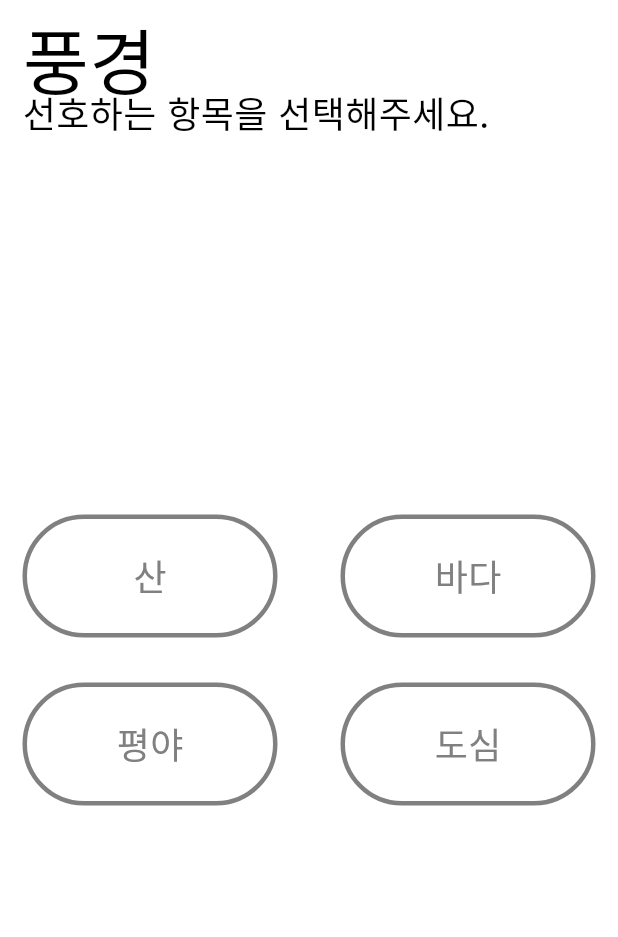
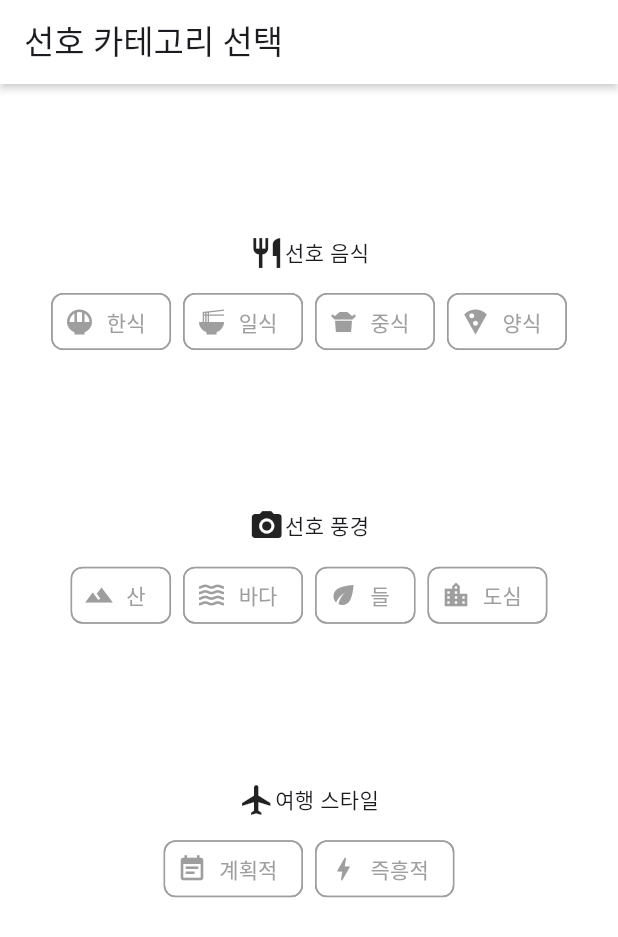
Before and after one commit to GoTripOut/flutter_project, a Flutter app: the FavoriteSelectionPage1 screen opened directly, on a phone screen of 412 x 824 dp. Shown: the top 937 px of the screen. Run offline on Flutter 3.47's test engine with Material 3 defaults, Android fonts, the phone set to English and light mode, and no system bars; our stand-ins replace dotted_line, flutter_dotenv, flutter_rating_bar, geolocator, get; missing offline and left inert: kakao_map_sdk; Roboto replaces fonts that are missing (Inter).

Commit message:
Fix: 상태바 색상을 어둡게 설정하여 가시성 향상, 선호도 조사 페이지 수정

```diff
--- a/lib/global_value_controller.dart
+++ b/lib/global_value_controller.dart
@@ -16,6 +16,22 @@ class GlobalValueController extends GetxController{
   var isFirstSelect = false.obs;
   var isSecondSelect = false.obs;
   var selectedPlaceListID = 0.obs;
+  var foodSelectedMap = {
+    "한식": false,
+    "일식": false,
+    "중식": false,
+    "양식": false,
+  }.obs;
+  var viewSelectedMap = {
+    "산": false,
+    "바다": false,
+    "들": false,
+    "도심": false,
+  }.obs;
+  var travelStyleSelectedMap = {
+    "계획적": false,
+    "즉흥적": false,
+  }.obs;
   var firstSelectedDate = Day(
     day: DateTime(0),
     isInMonth: false,
--- a/lib/main.dart
+++ b/lib/main.dart
@@ -1,4 +1,5 @@
 import 'package:flutter/material.dart';
+import 'package:flutter/services.dart';
 import 'package:flutter_dotenv/flutter_dotenv.dart';
 import 'package:get/get.dart';
 import 'package:http/http.dart' as http;
@@ -50,6 +51,10 @@ class MyApp extends StatelessWidget {
   // This widgets is the root of your application.
   @override
   Widget build(BuildContext context) {
+    SystemChrome.setSystemUIOverlayStyle(SystemUiOverlayStyle(
+      statusBarIconBrightness: Brightness.dark, // 아이콘 색상 (Android)
+      statusBarBrightness: Brightness.dark, // 아이콘 색상 (iOS)
+    ));
     return GetMaterialApp(
       title: 'Flutter Demo',
       theme: ThemeData(
--- a/lib/screens/favorite_selection_page_1.dart
+++ b/lib/screens/favorite_selection_page_1.dart
@@ -1,126 +1,230 @@
 import 'package:flutter/material.dart';
-import 'package:sample_flutter_project/widgets/toggle_button.dart';
+import 'package:get/get.dart';
+import 'package:sample_flutter_project/global_value_controller.dart';
 
 class FavoriteSelectionPage1 extends StatefulWidget {
-  const FavoriteSelectionPage1({super.key});
+
+  const FavoriteSelectionPage1({super.key,});
 
   @override
-  State<StatefulWidget> createState() => _FavoriteSelectionPage1State();
+  State<FavoriteSelectionPage1> createState() => _FavoriteSelectionPage1State();
 }
 
 class _FavoriteSelectionPage1State extends State<FavoriteSelectionPage1> {
-  List<String> selectedButtons = [];
-  final List<bool> _isSelected = [false, false, false, false];
+  List<String> selected = [];
+  var valueController = Get.find<GlobalValueController>();
+
+  final Map<String, IconData> categoryIcons = {
+    "음식": Icons.restaurant,
+    "풍경": Icons.camera_alt,
+    "여행 스타일": Icons.flight,
+  };
+
+  final Map<String, IconData> foodCategoryIcons = {
+    "한식": Icons.rice_bowl,
+    "일식": Icons.ramen_dining,
+    "중식": Icons.takeout_dining,
+    "양식": Icons.local_pizza,
+  };
+
+  final Map<String, IconData> viewCategoryIcons = {
+    "산": Icons.terrain,
+    "바다": Icons.waves,
+    "들": Icons.eco,
+    "도심": Icons.location_city,
+  };
+
+  final Map<String, IconData> travelStyleCategoryIcons = {
+    "계획적": Icons.event_note,
+    "즉흥적": Icons.bolt,
+  };
+
   @override
   Widget build(BuildContext context) {
-    final screenWidth = MediaQuery.of(context).size.width;
-    final screenHeight = MediaQuery.of(context).size.height;
-    return Scaffold(
-      body: Container(
-        width: screenWidth, // 동적 너비
-        height: screenHeight, // 동적 높이
-        padding: const EdgeInsets.only(
-          top: 15,
-          left: 15,
-          right: 15,
-          bottom: 10,
+    return SafeArea(
+      top: false,
+      left: false,
+      right: false,
+      bottom: true,
+      child: Scaffold(
+        backgroundColor: Colors.white,
+        appBar: AppBar(
+          shadowColor: Colors.grey.withAlpha(128),
+          elevation: 2.0,
+          title: Text("선호 카테고리 선택"),
+          backgroundColor: Colors.white,
+          surfaceTintColor: Colors.transparent,
         ),
-        clipBehavior: Clip.antiAlias,
-        decoration: BoxDecoration(color: Colors.white),
-        child: Column(
-          mainAxisSize: MainAxisSize.min,
-          mainAxisAlignment: MainAxisAlignment.spaceBetween,
-          crossAxisAlignment: CrossAxisAlignment.end,
-          spacing: 140,
+        body: Column(
+            mainAxisSize: MainAxisSize.max,
+            mainAxisAlignment: MainAxisAlignment.spaceEvenly,
             children: [
-            SizedBox(  //Title
+              // ✅ 수정된 부분: Wrap을 Container로 감싸고 width 강제
+              SizedBox(
                 width: double.infinity,
                 child: Column(
-                mainAxisSize: MainAxisSize.min,
-                mainAxisAlignment: MainAxisAlignment.start,
-                crossAxisAlignment: CrossAxisAlignment.start,
+                  spacing: 10,
                   children: [
-                  SizedBox(   //main title
-                    width: screenWidth * 0.9, // 화면 너비의 비율로 설정
-                    child: Text(
-                      '풍경',
+                    Row(
+                      mainAxisAlignment: MainAxisAlignment.center,
+                      children: [
+                        Icon(Icons.restaurant),
+                        Text("선호 음식")
+                      ],
+                    ),
+                    Obx(() => Wrap(
+                      spacing: 8,
+                      runSpacing: 4,
+                      children: foodCategoryIcons.keys.map((name) {
+                        return ActionChip(
+                          avatar: Icon(
+                            foodCategoryIcons[name],
+                            size: 20,
+                            color: valueController.foodSelectedMap[name]! ? Colors.deepPurpleAccent : Colors.grey,
+                          ),
+                          label: Text(
+                            name,
                             style: TextStyle(
-                        color: Colors.black,
-                        fontSize: 48,
-                        fontFamily: 'Inter',
-                        fontWeight: FontWeight.w400,
-                        height: 1,
+                              color: valueController.foodSelectedMap[name]! ? Colors.deepPurpleAccent : Colors.grey,
                             ),
                           ),
+                          side: BorderSide(
+                            color: valueController.foodSelectedMap[name]! ? Colors.deepPurpleAccent : Colors.grey,
                           ),
-                  SizedBox(   //sub title
-                    width: screenWidth * 0.9, // 화면 너비의 비율로 설정
-                    child: Text(
-                      '선호하는 항목을 선택해주세요.',
+                          backgroundColor: Colors.white,
+                          onPressed: (){
+                            valueController.foodSelectedMap[name] = !valueController.foodSelectedMap[name]!;
+                          },
+                        );
+                      }).toList(),
+                    ),
+                    )
+                  ],
+                )
+              ),
+              SizedBox(
+                width: double.infinity,
+                child: Column(
+                  spacing: 10,
+                  children: [
+                    Row(
+                      mainAxisAlignment: MainAxisAlignment.center,
+                      children: [
+                        Icon(categoryIcons["풍경"]),
+                        Text("선호 풍경"),
+                      ],
+                    ),
+                    Obx(() => Wrap(
+                      spacing: 8,
+                      runSpacing: 4,
+                      children: viewCategoryIcons.keys.map((name) {
+                        return ActionChip(
+                          avatar: Icon(
+                            viewCategoryIcons[name],
+                            size: 20,
+                            color: valueController.viewSelectedMap[name]! ? Colors.deepPurpleAccent : Colors.grey,
+                          ),
+                          label: Text(
+                            name,
                             style: TextStyle(
-                        color: Colors.black,
-                        fontSize: 24,
-                        fontFamily: 'Inter',
-                        fontWeight: FontWeight.w400,
-                        height: 1,
+                              color: valueController.viewSelectedMap[name]! ? Colors.deepPurpleAccent : Colors.grey,
                             ),
                           ),
+                          side: BorderSide(
+                            color: valueController.viewSelectedMap[name]! ? Colors.deepPurpleAccent : Colors.grey,
                           ),
+                          backgroundColor: Colors.white,
+                          onPressed: (){
+                            valueController.viewSelectedMap[name] = !valueController.viewSelectedMap[name]!;
+                          },
+                        );
+                      }).toList(),
+                    ),
+                    )
+                  ],
+                )
+              ),
+              SizedBox(
+                width: double.infinity,
+                child: Column(
+                  spacing: 10,
+                  children: [
+                    Row(
+                      mainAxisAlignment: MainAxisAlignment.center,
+                      children: [
+                        Icon(categoryIcons["여행 스타일"]),
+                        Text("여행 스타일")
                       ],
                     ),
+                    Obx(() => Wrap(
+                      spacing: 8,
+                      runSpacing: 4,
+                      children: travelStyleCategoryIcons.keys.map((name) {
+                        return ActionChip(
+                          avatar: Icon(
+                            travelStyleCategoryIcons[name],
+                            size: 20,
+                            color: valueController.travelStyleSelectedMap[name]! ? Colors.deepPurpleAccent : Colors.grey,
                           ),
-            SizedBox(      //토글 버튼 컨테이너
-              width: double.infinity,
-              child: Wrap(
-                alignment: WrapAlignment.spaceBetween,
-                runAlignment: WrapAlignment.start,
-                runSpacing: 30,
-                children: [
-                  ToggleButton(
-                    text: "산",
+                          label: Text(
+                            name,
+                            style: TextStyle(
+                              color: valueController.travelStyleSelectedMap[name]! ? Colors.deepPurpleAccent : Colors.grey,
+                            ),
+                          ),
+                          side: BorderSide(
+                            color: valueController.travelStyleSelectedMap[name]! ? Colors.deepPurpleAccent : Colors.grey,
+                          ),
+                          backgroundColor: Colors.white,
                           onPressed: (){
-                      _isSelected[0] = !_isSelected[0];
-                      if(_isSelected[0]) {
-                        selectedButtons.add("산");
-                      }
+                            valueController.travelStyleSelectedMap[name] = !valueController.travelStyleSelectedMap[name]!;
+                          },
+                        );
+                      }).toList(),
+                    ),
+                    )
+                  ],
+                )
+              ),
+              const SizedBox(height: 20),
+              if (selected.isNotEmpty) ...[
+                const Text("우선순위 정렬 (최대 5개까지)"),
+                const SizedBox(height: 8),
+                SizedBox(
+                  height: 300,
+                  child: ReorderableListView(
+                    shrinkWrap: true,
+                    children: selected.asMap().entries.map((entry) {
+                      final index = entry.key;
+                      final name = entry.value;
+                      return ListTile(
+                        key: ValueKey('$name-$index'),
+                        leading: Icon(categoryIcons[name]),
+                        title: Text(name),
+                        trailing: IconButton(
+                          icon: const Icon(Icons.close),
+                          onPressed: () {
+                            setState(() {
+                              selected.removeAt(index);
+                            });
                           },
                         ),
-                  ToggleButton(
-                    text: "바다",
-                    onPressed: (){
-                      if(!selectedButtons.contains("바다")) {
-                        selectedButtons.add("바다");
-                      }
+                      );
+                    }).toList(),
+                    onReorder: (oldIndex, newIndex) {
+                      setState(() {
+                        if (newIndex > oldIndex) newIndex--;
+                        final item = selected.removeAt(oldIndex);
+                        selected.insert(newIndex, item);
+                      });
                     },
                   ),
-                  ToggleButton(
-                    text: "평야",
-                    onPressed: (){
-                      if(!selectedButtons.contains("산")) {
-                        selectedButtons.add("산");
-                      }
-                    },
                 ),
-                  ToggleButton(text: "도심",
-                    onPressed: (){
-                      if(!selectedButtons.contains("산")) {
-                        selectedButtons.add("산");
-                      }
-                    },),
+                const SizedBox(height: 80),
+              ],
             ],
           ),
-            ),
-            Container(      //하단 띄우기용 컨테이너
-              padding: const EdgeInsets.symmetric(horizontal: 30, vertical: 11),
-              child: Row(
-                mainAxisSize: MainAxisSize.min,
-                mainAxisAlignment: MainAxisAlignment.center,
-                crossAxisAlignment: CrossAxisAlignment.center,
-              ),
-            ),
-          ],
-        ),
-      ),
+        )
     );
   }
 }
--- a/lib/screens/intro_page_view.dart
+++ b/lib/screens/intro_page_view.dart
@@ -27,7 +27,7 @@ class _IntroPageViewState extends State<IntroPageView>{
     super.initState();
     _pageController = PageController();
     valueController.updateIntroPageIndex(0);
-    pages = [AddNewPlacePage(controller: _pageController,), FavoriteSelectionPage1(), FavoriteSelectionPage2(), FavoriteSelectionPage3(), MyHomePage(title: 'flutterdemo')];
+    pages = [AddNewPlacePage(controller: _pageController,), FavoriteSelectionPage1(), MyHomePage(title: 'flutterdemo')];
   }
   //페이지들을 관리할 리스트
 
@@ -82,7 +82,7 @@ class _IntroPageViewState extends State<IntroPageView>{
             onPressed: () async {
               int pageIndex = valueController.introPageIndex.value;
               valueController.updateIntroPageIndex(++pageIndex);
-              if(pageIndex == 4){
+              if(pageIndex == pages.length - 1){
                 DateTime startDate = valueController.firstSelectedDate.value.day;
                 DateTime endDate = valueController.secondSelectedDate.value.day;
                 String result = await sendRequest('insert_new_place', newPlace: [valueController.selectedPlace.value, DateFormat('yyyy-MM-dd').format(startDate), DateFormat('yyyy-MM-dd').format(endDate)], userID: valueController.userID.value);
@@ -96,20 +96,13 @@ class _IntroPageViewState extends State<IntroPageView>{
               );
             },
             style: TextButton.styleFrom(
-              backgroundColor: const Color(0xFF0000FF),
-              foregroundColor: Colors.white,
-              padding: const EdgeInsets.symmetric(horizontal: 30, vertical: 11),
+              backgroundColor: Colors.white,
+              side: BorderSide(
+                color: Colors.deepPurple
+              )
             ),
             child: const Text(
               "다음",
-              style: TextStyle(
-                leadingDistribution: TextLeadingDistribution.even,
-                color: Colors.white,
-                fontSize: 16,
-                fontFamily: 'Inter',
-                fontWeight: FontWeight.w600,
-                height: 1,
-              ),
             ),
           ),
         ],
@@ -135,7 +128,7 @@ class _IntroPageViewState extends State<IntroPageView>{
             //마지막 페이지:버튼 없음. 이전 페이지들 리스트에서 삭제
             //이외:이전, 다음 버튼
             Obx(() => valueController.introPageIndex.value == 1
-                ? nextButton() : valueController.introPageIndex.value < 4 && valueController.introPageIndex.value > 1
+                ? nextButton() : valueController.introPageIndex.value < pages.length - 1 && valueController.introPageIndex.value > 1
                 ? Stack(children: [prevButton(), nextButton()]) : SizedBox.shrink())
           ],
         )
--- a/lib/screens/login_page.dart
+++ b/lib/screens/login_page.dart
@@ -37,7 +37,7 @@ class _LoginState extends State<LoginPage> {
         body: SingleChildScrollView(
           child: Container(
             width: screenWidth,
-            height: screenHeight,
+            height: screenHeight - MediaQuery.of(context).padding.top - MediaQuery.of(context).padding.bottom - 50,
             clipBehavior: Clip.antiAlias,
             decoration: BoxDecoration(color: Colors.white),
             child: Stack(
@@ -137,10 +137,10 @@ class _LoginState extends State<LoginPage> {
                           }
                         },
                         text: "로그인",
-                        textColor: const Color(0xFF0000FF),
+                        textColor: Colors.deepPurple,
                         backgroundColor: Colors.white,
-                        borderColor: const Color(0xFF0000FF),
-                        icon: Icon(Icons.login_outlined, size: 18, color: Color(0xFF0000FF)),
+                        borderColor: Colors.deepPurple,
+                        icon: Icon(Icons.login_outlined, size: 18, color: Colors.deepPurple),
                       ),
                       IconTextButton(
                         onTap:(){
@@ -152,9 +152,9 @@ class _LoginState extends State<LoginPage> {
                         },
                         text: '회원가입',
                         textColor: Colors.white,
-                        backgroundColor: const Color(0xFF0000FF),
+                        backgroundColor: Colors.deepPurple,
                         icon: Icon(Icons.person_add_outlined, size: 18, color: Colors.white),
-                        borderColor: const Color(0xFF0000FF),
+                        borderColor: Colors.deepPurple,
                       ),
                     ],
                   ),
--- a/lib/screens/signup_page.dart
+++ b/lib/screens/signup_page.dart
@@ -39,13 +39,13 @@ class _SignupPage extends State<SignupPage> {
         body: SingleChildScrollView(
           child: Container(
             width: screenWidth,
-            height: screenHeight,
+            height: screenHeight - MediaQuery.of(context).padding.top - MediaQuery.of(context).padding.bottom - 80,
             clipBehavior: Clip.antiAlias,
             decoration: BoxDecoration(color: Colors.white),
             child: Stack(
               children: [
                 Positioned(
-                  top: screenHeight * 0.25,
+                  top: screenHeight * 0.2,
                   width: screenWidth,
                   child: Text(
                     '회원가입',
@@ -59,7 +59,7 @@ class _SignupPage extends State<SignupPage> {
                   ),
                 ),
                 Positioned( //로그인 ID, PW, 로그인, 회원가입 버튼 컨테이너
-                  top: screenHeight * 0.4,
+                  top: screenHeight * 0.2 + 80,
                   left: screenWidth * 0.1,
                   width: screenWidth * 0.8,
                   child: Column(
@@ -218,9 +218,9 @@ class _SignupPage extends State<SignupPage> {
                         },
                         text: '회원가입',
                         textColor: Colors.white,
-                        backgroundColor: const Color(0xFF0000FF),
+                        backgroundColor: Colors.deepPurple,
                         icon: Icon(Icons.person_add_outlined, size: 18, color: Colors.white),
-                        borderColor: const Color(0xFF0000FF)
+                        borderColor: Colors.deepPurple
                       ),
                       Divider(
                         thickness: 2,
```
Lines whose indentation alone changed are shown as unchanged.
